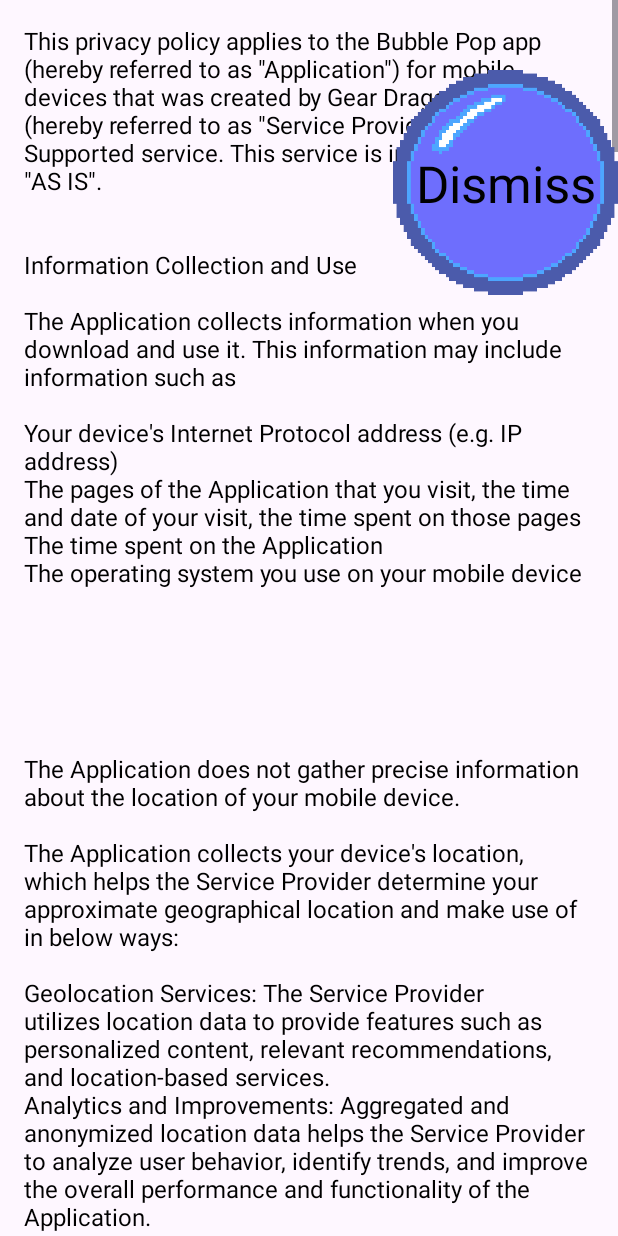
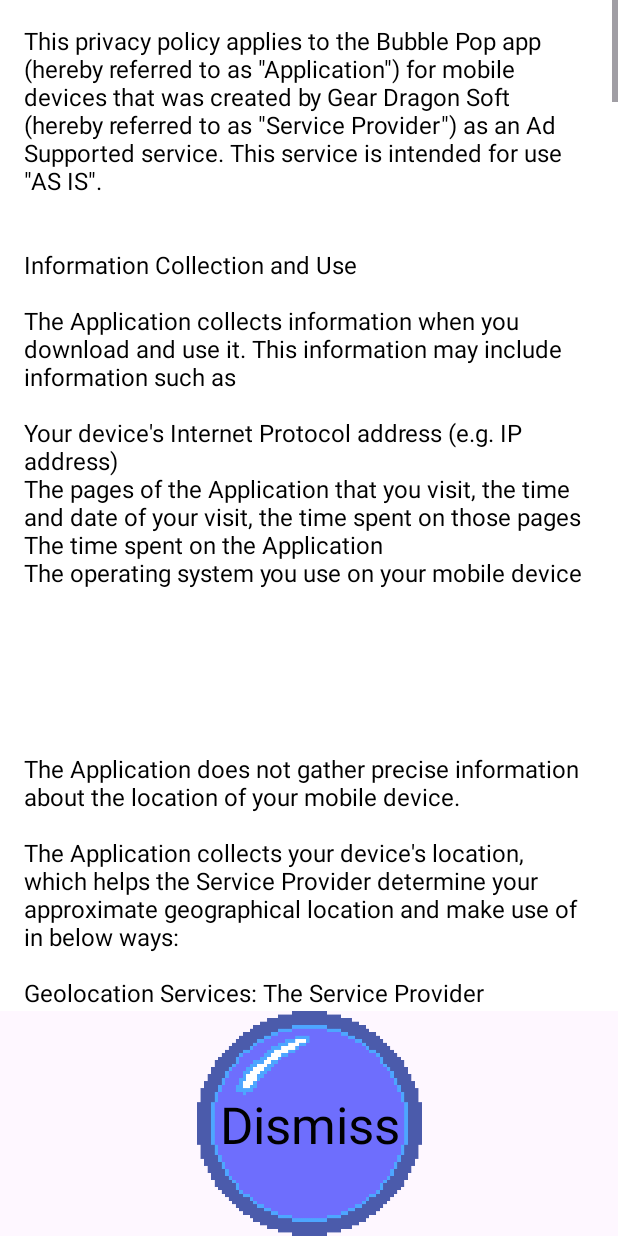
Before and after one commit to asurazero/bubblepop, an Android app: the Settings screen opened directly, with no data from a screen before it, after a tap on an icon or button, on a phone screen of 412 x 824 dp. Run offline under Robolectric (Android 15) with nearby library versions, the light colour scheme and no system bars; our stand-ins replace AdMob.

Commit message:
fixed bugs, corrected legal menus and setup for final production version, added power ups mutator

```diff
--- a/app/build.gradle.kts
+++ b/app/build.gradle.kts
@@ -13,8 +13,8 @@
         applicationId = "com.game.bubblepop"
         minSdk = 24
         targetSdk = 35
-        versionCode = 15
-        versionName = "2.4"
+        versionCode = 17
+        versionName = "2.6"
 
         testInstrumentationRunner = "androidx.test.runner.AndroidJUnitRunner"
     }
--- a/app/src/main/java/com/game/bubblepop/MainActivity.kt
+++ b/app/src/main/java/com/game/bubblepop/MainActivity.kt
@@ -43,6 +43,7 @@
         var debugMode = false
         var isChaosModeActive = false
         var isSplitModeActive = false
+        var isPowerUpModeActive = false
         var gameDifficulty = "Normal"
         var  unlockedMutators = mutableSetOf<String>("No Mutator")
         var unlockedForTesting = mutableSetOf("No Mutator", "Split", "Chaos")
@@ -83,10 +84,11 @@
             field = value
             previousLevel = value //update previous level
         }
-    private val xpPerScore = 10f
+    private val xpPerScore = 5f
     private val levelUpThresholds = mapOf(
         2 to "Split",
-        5 to "Chaos"
+        5 to "Chaos",
+        7 to "PowerUp"
     )
     private val handler = Handler(Looper.getMainLooper())
     private var isLevelUpInProgress = false //track level up
--- a/app/src/main/java/com/game/bubblepop/Settings.kt
+++ b/app/src/main/java/com/game/bubblepop/Settings.kt
@@ -203,6 +203,7 @@
     private fun updateMutatorState(mutator: String) {
         MainActivity.GameModeStates.isSplitModeActive = mutator == "Split"
         MainActivity.GameModeStates.isChaosModeActive = mutator == "Chaos"
+        MainActivity.GameModeStates.isPowerUpModeActive = mutator == "PowerUp"
         Log.d("Settings", "updateMutatorState called. isSplitModeActive: ${MainActivity.GameModeStates.isSplitModeActive}, isChaosModeActive: ${MainActivity.GameModeStates.isChaosModeActive}")
     }
 
--- a/app/src/main/res/layout/activity_settings.xml
+++ b/app/src/main/res/layout/activity_settings.xml
@@ -11,18 +11,21 @@
         android:id="@+id/legalScrollView"
         android:layout_width="0dp"
         android:layout_height="0dp"
+        android:background="@color/white"
         android:clickable="true"
         android:focusable="true"
         android:visibility="gone"
-        app:layout_constraintBottom_toBottomOf="parent"
+        app:layout_constraintBottom_toTopOf="@+id/constraintLayout69"
         app:layout_constraintEnd_toEndOf="parent"
+        app:layout_constraintHorizontal_bias="0.5"
         app:layout_constraintStart_toStartOf="parent"
-        app:layout_constraintTop_toTopOf="parent">
+        app:layout_constraintTop_toTopOf="parent"
+        tools:visibility="gone">
 
         <TextView
             android:id="@+id/legalTextView"
             android:layout_width="match_parent"
-            android:layout_height="wrap_content"
+            android:layout_height="match_parent"
             android:padding="16dp"
             android:text="test text"
             android:textColor="@color/black"
@@ -33,12 +36,13 @@
         android:id="@+id/constraintLayout69"
         android:layout_width="wrap_content"
         android:layout_height="wrap_content"
-        android:layout_marginStart="261dp"
-        android:layout_marginBottom="581dp"
+        android:visibility="visible"
         app:layout_constraintBottom_toBottomOf="parent"
         app:layout_constraintEnd_toEndOf="parent"
+        app:layout_constraintHorizontal_bias="0.5"
         app:layout_constraintStart_toStartOf="parent"
-        app:layout_constraintTop_toTopOf="parent">
+        app:layout_constraintTop_toBottomOf="@+id/legalScrollView"
+        tools:visibility="visible">
 
         <ImageView
             android:id="@+id/dismissbutton"
@@ -49,10 +53,9 @@
             android:visibility="gone"
             app:layout_constraintBottom_toBottomOf="parent"
             app:layout_constraintEnd_toEndOf="parent"
-            app:layout_constraintHorizontal_bias="0.5"
+            app:layout_constraintHorizontal_bias="1.0"
             app:layout_constraintStart_toStartOf="parent"
             app:layout_constraintTop_toTopOf="parent"
-            app:layout_constraintVertical_bias="0.5"
             app:srcCompat="@drawable/bubble"
             tools:visibility="gone" />
 
@@ -82,10 +85,12 @@
         android:layout_marginTop="445dp"
         android:layout_marginEnd="33dp"
         android:layout_marginBottom="136dp"
+        android:visibility="visible"
         app:layout_constraintBottom_toBottomOf="parent"
         app:layout_constraintEnd_toEndOf="parent"
         app:layout_constraintStart_toStartOf="parent"
-        app:layout_constraintTop_toTopOf="parent">
+        app:layout_constraintTop_toTopOf="parent"
+        tools:visibility="visible">
 
         <ImageView
             android:id="@+id/legalbutton"
@@ -121,11 +126,13 @@
         android:id="@+id/constraintLayout5"
         android:layout_width="match_parent"
         android:layout_height="wrap_content"
+        android:visibility="visible"
         app:layout_constraintBottom_toTopOf="@+id/constraintLayout3"
         app:layout_constraintEnd_toEndOf="parent"
         app:layout_constraintHorizontal_bias="0.5"
         app:layout_constraintStart_toStartOf="parent"
-        app:layout_constraintTop_toTopOf="parent">
+        app:layout_constraintTop_toTopOf="parent"
+        tools:visibility="visible">
 
         <androidx.constraintlayout.widget.ConstraintLayout
             android:id="@+id/constraintLayout23"
@@ -228,22 +235,26 @@
         android:id="@+id/constraintLayout3"
         android:layout_width="match_parent"
         android:layout_height="wrap_content"
+        android:visibility="visible"
         app:layout_constraintBottom_toTopOf="@+id/constraintLayout6"
         app:layout_constraintEnd_toEndOf="parent"
         app:layout_constraintHorizontal_bias="0.5"
         app:layout_constraintStart_toStartOf="parent"
-        app:layout_constraintTop_toBottomOf="@+id/constraintLayout5">
+        app:layout_constraintTop_toBottomOf="@+id/constraintLayout5"
+        tools:visibility="visible">
 
         <androidx.constraintlayout.widget.ConstraintLayout
             android:id="@+id/constraintLayout4"
             android:layout_width="wrap_content"
             android:layout_height="wrap_content"
+            android:visibility="visible"
             app:layout_constraintBottom_toBottomOf="parent"
             app:layout_constraintEnd_toEndOf="parent"
             app:layout_constraintHorizontal_bias="0.5"
             app:layout_constraintStart_toEndOf="@+id/difficultytext"
             app:layout_constraintTop_toTopOf="parent"
-            app:layout_constraintVertical_bias="0.5">
+            app:layout_constraintVertical_bias="0.5"
+            tools:visibility="visible">
 
             <ImageView
                 android:id="@+id/difficultyright"
@@ -251,18 +262,21 @@
                 android:layout_height="100dp"
                 android:clickable="true"
                 android:focusable="true"
+                android:visibility="visible"
                 app:layout_constraintBottom_toBottomOf="parent"
                 app:layout_constraintEnd_toEndOf="parent"
                 app:layout_constraintHorizontal_bias="0.5"
                 app:layout_constraintStart_toStartOf="parent"
                 app:layout_constraintTop_toTopOf="parent"
                 app:layout_constraintVertical_bias="0.5"
-                app:srcCompat="@drawable/bubble" />
+                app:srcCompat="@drawable/bubble"
+                tools:visibility="visible" />
 
             <ImageView
                 android:id="@+id/imageView3"
                 android:layout_width="60dp"
                 android:layout_height="60dp"
+                android:visibility="visible"
                 app:layout_constraintBottom_toTopOf="@+id/difficultyright"
                 app:layout_constraintEnd_toStartOf="@+id/difficultyright"
                 app:layout_constraintHorizontal_bias="0.5"
@@ -270,7 +284,8 @@
                 app:layout_constraintTop_toBottomOf="@+id/difficultyright"
                 app:layout_constraintVertical_bias="0.5"
                 app:srcCompat="@android:drawable/ic_media_ff"
-                app:tint="#D3000000" />
+                app:tint="#D3000000"
+                tools:visibility="visible" />
 
         </androidx.constraintlayout.widget.ConstraintLayout>
 
@@ -278,12 +293,14 @@
             android:id="@+id/constraintLayout11"
             android:layout_width="wrap_content"
             android:layout_height="wrap_content"
+            android:visibility="visible"
             app:layout_constraintBottom_toBottomOf="parent"
             app:layout_constraintEnd_toStartOf="@+id/difficultytext"
             app:layout_constraintHorizontal_bias="0.5"
             app:layout_constraintStart_toStartOf="parent"
             app:layout_constraintTop_toTopOf="parent"
-            app:layout_constraintVertical_bias="0.5">
+            app:layout_constraintVertical_bias="0.5"
+            tools:visibility="visible">
 
             <ImageView
                 android:id="@+id/difficultyleft"
@@ -339,10 +356,12 @@
         android:layout_marginTop="492dp"
         android:layout_marginEnd="224dp"
         android:layout_marginBottom="89dp"
+        android:visibility="visible"
         app:layout_constraintBottom_toBottomOf="parent"
         app:layout_constraintEnd_toEndOf="parent"
         app:layout_constraintStart_toStartOf="parent"
-        app:layout_constraintTop_toTopOf="parent">
+        app:layout_constraintTop_toTopOf="parent"
+        tools:visibility="visible">
 
         <ImageView
             android:id="@+id/creditsbutton"
```
Also changed, not shown: app/src/main/java/com/game/bubblepop/LoopingMusicPlayer.kt (+96 -11 lines), app/src/main/java/com/game/bubblepop/game.kt (+35 -16 lines).
